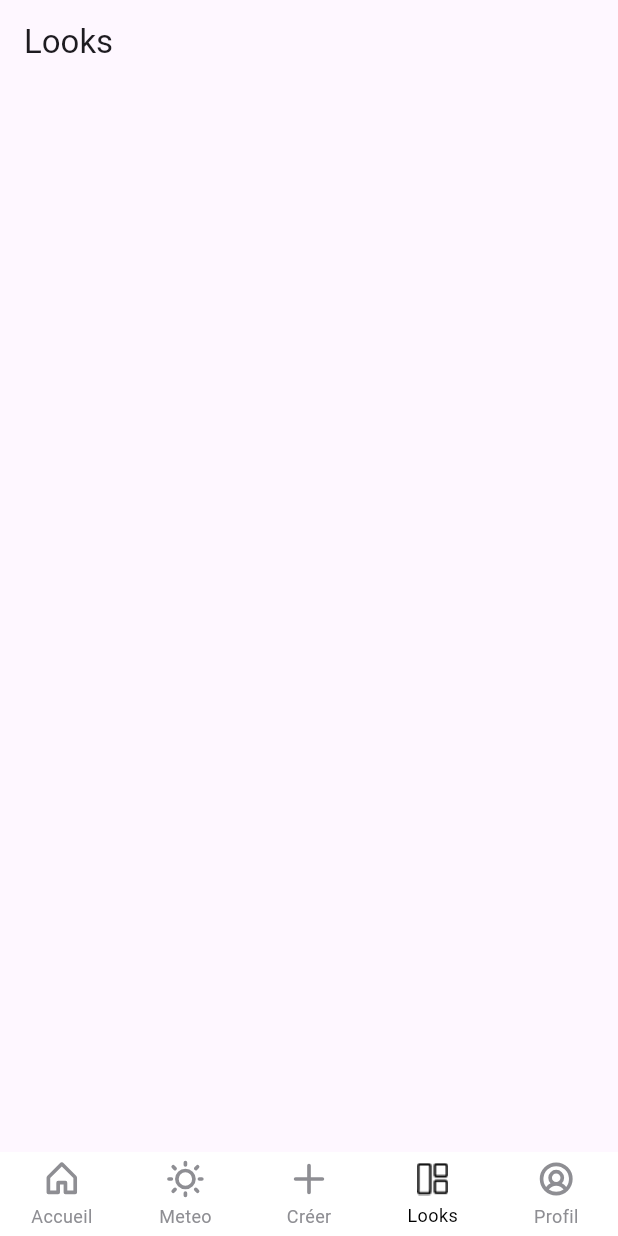
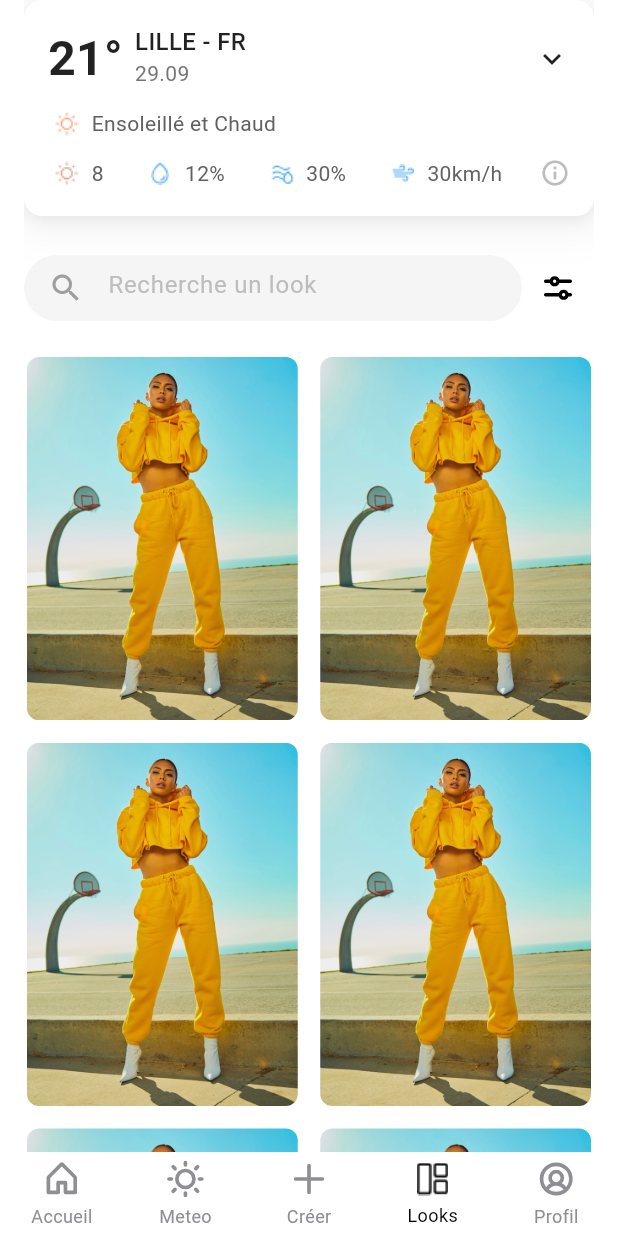
Before and after one commit to ArilessTir/wear_weather, a Flutter app: the screen it shows after launch, item 4 of the bottom bar chosen, on a phone screen of 412 x 824 dp. Run offline on Flutter 3.47's test engine with Material 3 defaults, Android fonts, the light colour scheme and no system bars; drawn by our look-alikes of persistent_bottom_nav_bar_v2; our stand-ins replace firebase_core, phosphor_flutter; accounts and stored records are empty.

Commit message:
Add clean architecture & custom theme

```diff
--- /dev/null
+++ b/lib/core/themes/app_theme.dart
@@ -0,0 +1,25 @@
+// lib/core/theme/app_theme.dart
+import 'package:flutter/material.dart';
+import 'app_colors.dart';
+
+const customColorScheme = ColorScheme(
+  primary: AppColors.primaryColor,
+  secondary: AppColors.secondaryColor,
+  surface: AppColors.backgroundColor,
+  error: Colors.red,
+  onPrimary: Colors.white,
+  onSecondary: Colors.black,
+  onSurface: Colors.black,
+  onError: Colors.white,
+  brightness: Brightness.light,
+);
+
+ThemeData appTheme() {
+  return ThemeData.from(colorScheme: customColorScheme).copyWith(
+      textTheme: const TextTheme(
+        bodyLarge: TextStyle(color: Colors.black87),
+        bodyMedium: TextStyle(color: Colors.black87),
+        bodySmall: TextStyle(color: Colors.black87),
+      ),
+      useMaterial3: true);
+}
--- a/lib/main.dart
+++ b/lib/main.dart
@@ -1,5 +1,6 @@
 import 'package:flutter/material.dart';
-import 'package:wear_weather/core/widget/persistent_nav.dart';
+import 'package:wear_weather/core/themes/app_theme.dart';
+import 'package:wear_weather/presentation/common/persistent_navbar.dart';
 
 void main() {
   runApp(const MyApp());
@@ -11,12 +12,9 @@ class MyApp extends StatelessWidget {
   @override
   Widget build(BuildContext context) {
     return MaterialApp(
-      title: 'Flutter Demo',
-      theme: ThemeData(
-        scaffoldBackgroundColor: const Color.fromRGBO(249, 245, 242, 1),
-        useMaterial3: true,
-      ),
-      home: const PersistentNav(),
+      title: 'Wear Weather',
+      theme: appTheme(),
+      home: const PersistentNavbar(),
     );
   }
 }
--- a/lib/core/widget/persistent_nav.dart
+++ b/lib/presentation/common/persistent_navbar.dart
@@ -1,19 +1,19 @@
 import 'package:flutter/material.dart';
 import 'package:persistent_bottom_nav_bar_v2/persistent_bottom_nav_bar_v2.dart';
-import 'package:wear_weather/screens/home/home_page.dart';
-import 'package:wear_weather/screens/login/login_page.dart';
-import 'package:wear_weather/screens/look/look_page.dart';
-import 'package:wear_weather/screens/profile/profile_page.dart';
+import 'package:wear_weather/presentation/home/screen/home_page.dart';
+import 'package:wear_weather/presentation/login/screen/login_page.dart';
+import 'package:wear_weather/presentation/looks/screen/look_page.dart';
+import 'package:wear_weather/presentation/profil/screen/profile_page.dart';
 import 'package:phosphor_flutter/phosphor_flutter.dart';
 
-class PersistentNav extends StatefulWidget {
-  const PersistentNav({super.key});
+class PersistentNavbar extends StatefulWidget {
+  const PersistentNavbar({super.key});
 
   @override
-  _PersistentNavState createState() => _PersistentNavState();
+  _PersistentNavbarState createState() => _PersistentNavbarState();
 }
 
-class _PersistentNavState extends State<PersistentNav> {
+class _PersistentNavbarState extends State<PersistentNavbar> {
   // Set initialIndex to 1 to make HomePage the main page
   final PersistentTabController _controller =
       PersistentTabController(initialIndex: 0);
--- /dev/null
+++ b/lib/presentation/common/weather_metrics.dart
@@ -0,0 +1,33 @@
+import 'package:flutter/material.dart';
+
+class WeatherMetrics extends StatelessWidget {
+  final String icon;
+  final String text;
+  final Color iconColor;
+  const WeatherMetrics(
+      {super.key,
+      required this.icon,
+      required this.text,
+      required this.iconColor});
+
+  @override
+  Widget build(BuildContext context) {
+    return Row(
+      children: [
+        ImageIcon(
+          size: 25,
+          AssetImage(icon),
+          color: iconColor,
+        ),
+        const SizedBox(width: 4),
+        Text(
+          text,
+          style: TextStyle(
+            fontSize: 14,
+            color: Colors.grey[700],
+          ),
+        ),
+      ],
+    );
+  }
+}
--- a/lib/screens/home/home_page.dart
+++ b/lib/presentation/home/screen/home_page.dart
@@ -1,7 +1,7 @@
 import 'package:flutter/material.dart';
-import 'package:wear_weather/core/widget/generic_card.dart';
-import 'package:wear_weather/core/widget/tedency_card.dart';
-import 'package:wear_weather/core/widget/weather_card.dart';
+import 'package:wear_weather/presentation/home/widget/generic_card.dart';
+import 'package:wear_weather/presentation/home/widget/tedency_card.dart';
+import 'package:wear_weather/presentation/home/widget/weather_card.dart';
 
 class HomePage extends StatelessWidget {
   HomePage({super.key});
--- /dev/null
+++ b/lib/presentation/looks/screen/look_page.dart
@@ -0,0 +1,110 @@
+import 'package:flutter/material.dart';
+import 'package:phosphor_flutter/phosphor_flutter.dart';
+import 'package:wear_weather/presentation/looks/screen/look_focus_page.dart';
+import 'package:wear_weather/presentation/looks/widget/weather_card_look.dart';
+
+class LookPage extends StatelessWidget {
+  const LookPage({super.key});
+
+  @override
+  Widget build(BuildContext context) {
+    final screenWidth = MediaQuery.of(context).size.width;
+    return SafeArea(
+      child: Padding(
+        padding: const EdgeInsets.symmetric(horizontal: 16, vertical: 0),
+        child: SingleChildScrollView(
+          child: Column(
+            children: [
+              const WeatherCardLook(),
+              const SizedBox(height: 24),
+              SizedBox(
+                width: screenWidth,
+                child: Row(
+                  children: [
+                    Expanded(
+                      child: Container(
+                        height: 44, // Standard height for search bars
+                        decoration: BoxDecoration(
+                          color: Colors.grey[100], // Light grey background
+                          borderRadius: BorderRadius.circular(
+                              22), // Fully rounded corners
+                        ),
+                        child: Row(
+                          children: [
+                            const Padding(
+                              padding: EdgeInsets.symmetric(horizontal: 16),
+                              child: Icon(
+                                Icons.search,
+                                color: Colors.grey,
+                              ),
+                            ),
+                            Expanded(
+                              child: TextField(
+                                decoration: InputDecoration(
+                                  hintText: 'Recherche un look',
+                                  hintStyle: TextStyle(
+                                    color: Colors.grey[400],
+                                    fontSize: 16,
+                                  ),
+                                  border: InputBorder.none,
+                                  contentPadding:
+                                      const EdgeInsets.symmetric(vertical: 12),
+                                ),
+                              ),
+                            ),
+                          ],
+                        ),
+                      ),
+                    ),
+                    const SizedBox(height: 24),
+                    IconButton(
+                      icon: const Icon(PhosphorIconsBold.slidersHorizontal),
+                      onPressed: () {},
+                    ),
+                  ],
+                ),
+              ),
+              const SizedBox(height: 20),
+              GridView.builder(
+                shrinkWrap: true, // Allow the GridView to wrap its content
+                physics:
+                    const NeverScrollableScrollPhysics(), // Disable internal scrolling
+                padding: const EdgeInsets.all(2),
+                gridDelegate: const SliverGridDelegateWithFixedCrossAxisCount(
+                  crossAxisCount: 2,
+                  crossAxisSpacing: 15,
+                  mainAxisSpacing: 15,
+                  childAspectRatio: 164 / 220, // Width / Height
+                ),
+                itemCount: 7,
+                itemBuilder: (context, index) {
+                  return InkWell(
+                    onTap: () {
+                      Navigator.push(
+                        context,
+                        MaterialPageRoute(
+                          builder: (context) => const LookFocusPage(),
+                        ),
+                      );
+                    },
+                    child: Container(
+                      width: 164,
+                      height: 220,
+                      decoration: BoxDecoration(
+                        borderRadius: BorderRadius.circular(8),
+                        image: const DecorationImage(
+                          image: AssetImage('assets/images/style2.jpg'),
+                          fit: BoxFit.cover,
+                        ),
+                      ),
+                    ),
+                  );
+                },
+              ),
+            ],
+          ),
+        ),
+      ),
+    );
+  }
+}
--- /dev/null
+++ b/lib/presentation/looks/widget/weather_card_look.dart
@@ -0,0 +1,107 @@
+import 'package:flutter/material.dart';
+import 'package:wear_weather/presentation/common/weather_metrics.dart';
+
+class WeatherCardLook extends StatelessWidget {
+  const WeatherCardLook({super.key});
+
+  @override
+  Widget build(BuildContext context) {
+    return Container(
+      padding: const EdgeInsets.all(16),
+      decoration: BoxDecoration(
+        color: Colors.white, // Adding white background to make shadow visible
+        borderRadius: BorderRadius.circular(12),
+        boxShadow: [
+          BoxShadow(
+            color: Colors.grey.withOpacity(0.2),
+            spreadRadius: 0,
+            blurRadius: 8,
+            offset: const Offset(0, 2),
+          ),
+          BoxShadow(
+            color: Colors.grey.withOpacity(0.1),
+            spreadRadius: 5,
+            blurRadius: 20,
+            offset: const Offset(0, 8),
+          ),
+        ],
+      ),
+      child: Column(
+        crossAxisAlignment: CrossAxisAlignment.start,
+        children: [
+          Row(
+            mainAxisAlignment: MainAxisAlignment.spaceBetween,
+            children: [
+              // Temperature and Location
+              Row(
+                crossAxisAlignment: CrossAxisAlignment.start,
+                children: [
+                  const Text(
+                    '21°',
+                    style: TextStyle(
+                      fontSize: 32,
+                      fontWeight: FontWeight.bold,
+                    ),
+                  ),
+                  const SizedBox(width: 8),
+                  Column(
+                    crossAxisAlignment: CrossAxisAlignment.start,
+                    children: [
+                      const Text(
+                        'LILLE - FR',
+                        style: TextStyle(
+                          fontSize: 16,
+                          fontWeight: FontWeight.w500,
+                        ),
+                      ),
+                      Text(
+                        '29.09',
+                        style: TextStyle(
+                          fontSize: 14,
+                          color: Colors.grey[600],
+                        ),
+                      ),
+                    ],
+                  ),
+                ],
+              ),
+              // Dropdown icon
+              const Icon(Icons.keyboard_arrow_down),
+            ],
+          ),
+          const SizedBox(height: 8),
+          // Weather description
+          const WeatherMetrics(
+              icon: 'assets/icons/Weathersun.png',
+              text: 'Ensoleillé et Chaud',
+              iconColor: Color.fromRGBO(255, 131, 81, 1)),
+          const SizedBox(height: 8),
+          // Weather metrics
+          Row(
+            mainAxisAlignment: MainAxisAlignment.spaceBetween,
+            children: [
+              const WeatherMetrics(
+                icon: 'assets/icons/Weathersun.png',
+                text: '8',
+                iconColor: Color.fromRGBO(212, 135, 105, 1),
+              ),
+              const WeatherMetrics(
+                  icon: 'assets/icons/humidite.png',
+                  text: '12%',
+                  iconColor: Colors.blue),
+              const WeatherMetrics(
+                  icon: 'assets/icons/Weather.png',
+                  text: '30%',
+                  iconColor: Colors.blue),
+              const WeatherMetrics(
+                  icon: 'assets/icons/vent.png',
+                  text: '30km/h',
+                  iconColor: Colors.blue),
+              Icon(Icons.info_outline, color: Colors.grey[400], size: 20),
+            ],
+          ),
+        ],
+      ),
+    );
+  }
+}
--- a/lib/screens/profile/profile_page.dart
+++ b/lib/presentation/profil/screen/profile_page.dart
@@ -1,5 +1,5 @@
 import 'package:flutter/material.dart';
-import 'package:wear_weather/screens/look_focus/look_focus_page.dart';
+import 'package:wear_weather/presentation/looks/screen/look_focus_page.dart';
 
 class ProfilePage extends StatelessWidget {
   const ProfilePage({super.key});
--- a/lib/screens/look/look_page.dart
+++ /dev/null
@@ -1,12 +0,0 @@
-import 'package:flutter/material.dart';
-
-class LookPage extends StatelessWidget {
-  const LookPage({super.key});
-
-  @override
-  Widget build(BuildContext context) {
-    return AppBar(
-      title: const Text('Looks'),
-    );
-  }
-}
```
Also changed, not shown: lib/core/themes/app_colors.dart (added, +9 -0 lines), lib/core/widget/generic_card.dart (deleted, +0 -79 lines), lib/presentation/common/tag.dart (renamed from lib/core/widget/tag.dart, +5 -3 lines), lib/presentation/home/widget/generic_card.dart (added, +90 -0 lines), lib/presentation/looks/screen/look_focus_page.dart (renamed from lib/screens/look_focus/look_focus_page.dart, +14 -9 lines), assets/icons/Weather.png (added), lib/presentation/common/tab_save.dart (renamed from lib/core/widget/tab_save.dart), lib/presentation/home/widget/tedency_card.dart (renamed from lib/core/widget/tedency_card.dart), lib/presentation/home/widget/weather_card.dart (renamed from lib/core/widget/weather_card.dart), lib/presentation/login/screen/login_page.dart (renamed from lib/screens/login/login_page.dart).
